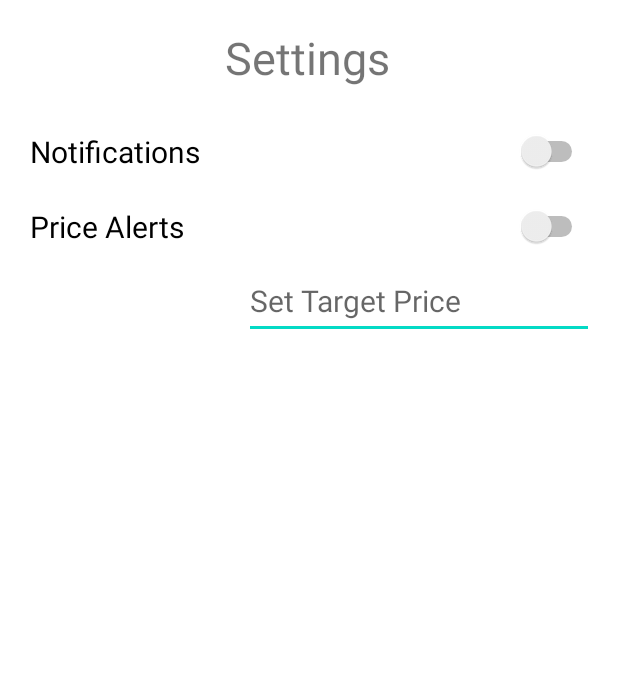
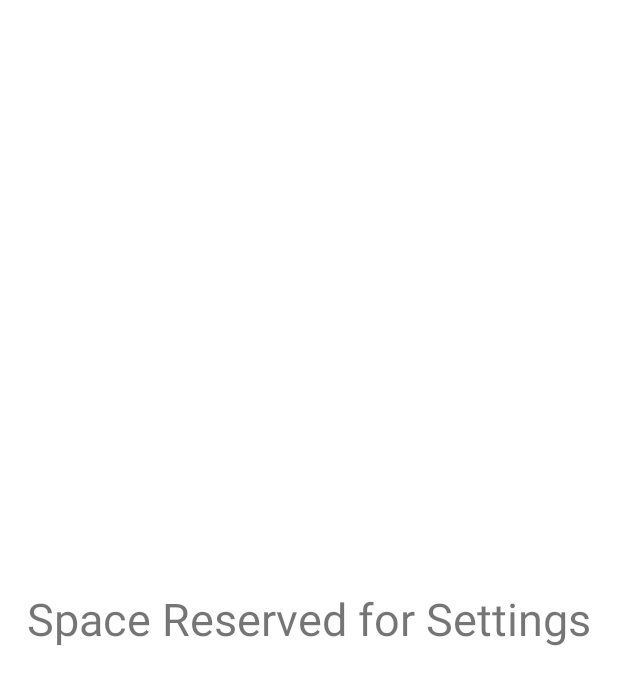
Before and after one commit to Rolppe/Ohjelmistoprojekti, an Android app: the layout fragment_settings.xml on its own in the app's theme, with its tools: preview values and no code run, on a phone screen of 412 x 824 dp. Shown: the top 685 px of the screen. Run offline under Robolectric (Android 15) with nearby library versions, the phone set to English and light mode, and no system bars; network calls fail.

Commit message:
Settings

```diff
--- a/app/src/main/java/com/example/ohjelmistoprojekti/SettingsFragment.java
+++ b/app/src/main/java/com/example/ohjelmistoprojekti/SettingsFragment.java
@@ -27,7 +27,7 @@ import java.util.Date;
 
 
 public class SettingsFragment extends Fragment {
-
+    /*
     double[] pricesToday;
     double[] pricesTomorrow;
     Switch notificationSwitch;
@@ -36,12 +36,12 @@ public class SettingsFragment extends Fragment {
     boolean found = false;
     String CHANNEL_ID = "Notif1";
     String priceString = "1";
-    @Override
+    @Override*/
     public View onCreateView(LayoutInflater inflater, ViewGroup container,
                              Bundle savedInstanceState) {
         // Inflate the layout for this fragment
         View view = inflater.inflate(R.layout.fragment_settings, container, false);
-
+        /*
         notificationSwitch = (Switch) view.findViewById(R.id.Notif_Switch);
         priceAlertSwitch = (Switch) view.findViewById(R.id.Price_Alert_Switch);
         inputPrice = (EditText) view.findViewById(R.id.etPrice);
@@ -124,9 +124,10 @@ public class SettingsFragment extends Fragment {
                     }
                 }
             }
-        });
+        });*/
         return view;
     }
+    /*
     //getting prices via singleton function and setting the prices into local arrays
     private void getPrices(){
         Singleton singleton = Singleton.getInstance(getActivity().getApplicationContext());
@@ -154,7 +155,7 @@ public class SettingsFragment extends Fragment {
             builder.append(" ").append(k).append(" ");
         }
         Toast.makeText(getActivity().getApplicationContext(), additionalText + builder, Toast.LENGTH_LONG).show();
-    }*/
+    }
 
     //creating notification channels
     private void createNotificationChannel1() {
@@ -170,6 +171,5 @@ public class SettingsFragment extends Fragment {
         NotificationManager manager = getActivity().getSystemService(NotificationManager.class);
         manager.createNotificationChannel(channel2);
     }
-
-
+    */
 }
--- a/app/src/main/res/layout/fragment_settings.xml
+++ b/app/src/main/res/layout/fragment_settings.xml
@@ -7,61 +7,18 @@
     android:layout_height="match_parent"
     tools:context=".SettingsFragment">
 
-    <Switch
-        android:id="@+id/Notif_Switch"
-        android:layout_width="0dp"
-        android:layout_height="50dp"
-        android:layout_marginTop="76dp"
-        android:checked="false"
-        android:paddingLeft="20dp"
-        android:paddingRight="20dp"
-        android:text="Notifications"
-        android:textOff="Off"
-        android:textOn="On"
-        android:textSize="20sp"
-        app:layout_constraintEnd_toEndOf="parent"
-        app:layout_constraintHorizontal_bias="0.0"
-        app:layout_constraintStart_toStartOf="parent"
-        app:layout_constraintTop_toTopOf="parent" />
-
-    <Switch
-        android:id="@+id/Price_Alert_Switch"
-        android:layout_width="0dp"
-        android:layout_height="50dp"
-        android:paddingLeft="20dp"
-        android:paddingRight="20dp"
-        android:text="Price Alerts"
-        android:textOff="Off"
-        android:textOn="On"
-        android:textSize="20sp"
-        app:layout_constraintEnd_toEndOf="parent"
-        app:layout_constraintStart_toStartOf="parent"
-        app:layout_constraintTop_toBottomOf="@+id/Notif_Switch" />
-
     <TextView
         android:id="@+id/SettingsFragment"
         android:layout_width="wrap_content"
         android:layout_height="wrap_content"
-        android:text="Settings"
+        android:text="Space Reserved for Settings"
         android:textSize="30sp"
         app:layout_constraintBottom_toBottomOf="parent"
         app:layout_constraintEnd_toEndOf="parent"
-        app:layout_constraintHorizontal_bias="0.496"
         app:layout_constraintStart_toStartOf="parent"
-        app:layout_constraintTop_toTopOf="parent"
-        app:layout_constraintVertical_bias="0.023" />
+        app:layout_constraintTop_toTopOf="parent" />
 
-    <EditText
-        android:id="@+id/etPrice"
-        android:layout_width="wrap_content"
-        android:layout_height="50dp"
-        android:layout_marginEnd="16dp"
-        android:ems="10"
-        android:inputType="numberDecimal"
-        android:textSize="20sp"
-        android:hint="Set Target Price"
-        app:layout_constraintEnd_toEndOf="parent"
-        app:layout_constraintTop_toBottomOf="@+id/Price_Alert_Switch"  />
+
 
 
 </androidx.constraintlayout.widget.ConstraintLayout>
```
